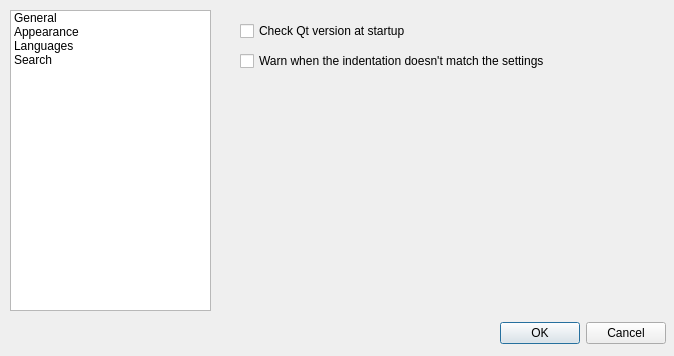
Above: src/ui/frmpreferences.ui from notepadqq/notepadqq before the change. Below: the same form after it.
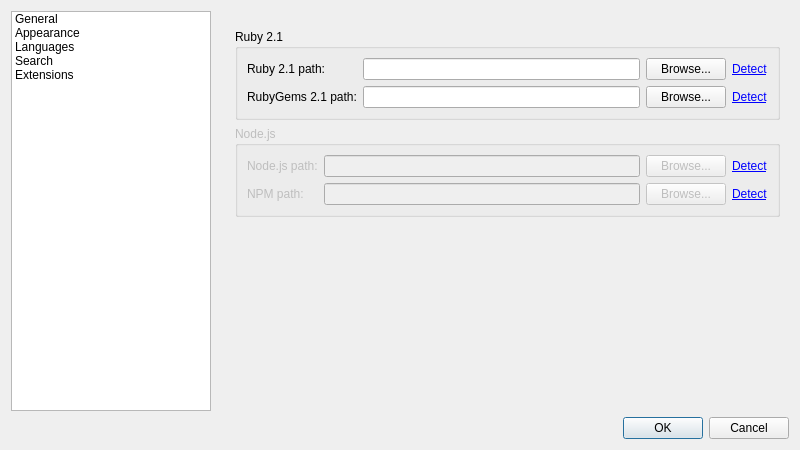
That is the form after the change. Icons and pictures are not drawn.

What changed in the file:
```diff
--- a/src/ui/frmpreferences.ui
+++ b/src/ui/frmpreferences.ui
@@ -6,8 +6,8 @@
    <rect>
     <x>0</x>
     <y>0</y>
-    <width>674</width>
-    <height>356</height>
+    <width>800</width>
+    <height>450</height>
    </rect>
   </property>
   <property name="windowTitle">
@@ -17,14 +17,28 @@
    <iconset resource="resources.qrc">
     <normaloff>:/icons/default/scalable/notepadqq.svg</normaloff>:/icons/default/scalable/notepadqq.svg</iconset>
   </property>
+  <layout class="QVBoxLayout" name="verticalLayout_4">
+   <item>
+    <layout class="QHBoxLayout" name="horizontalLayout_5">
+     <item>
   <widget class="QTreeWidget" name="treeWidget">
-   <property name="geometry">
-    <rect>
-     <x>10</x>
-     <y>10</y>
-     <width>201</width>
-     <height>301</height>
-    </rect>
+       <property name="sizePolicy">
+        <sizepolicy hsizetype="Fixed" vsizetype="Expanding">
+         <horstretch>0</horstretch>
+         <verstretch>0</verstretch>
+        </sizepolicy>
+       </property>
+       <property name="minimumSize">
+        <size>
+         <width>200</width>
+         <height>0</height>
+        </size>
+       </property>
+       <property name="maximumSize">
+        <size>
+         <width>200</width>
+         <height>16777215</height>
+        </size>
    </property>
    <property name="rootIsDecorated">
     <bool>false</bool>
@@ -57,85 +71,65 @@
      <string>Search</string>
     </property>
    </item>
-  </widget>
+       <item>
+        <property name="text">
+         <string>Extensions</string>
+        </property>
+       </item>
+      </widget>
+     </item>
+     <item>
   <widget class="QStackedWidget" name="stackedWidget">
-   <property name="geometry">
-    <rect>
-     <x>220</x>
-     <y>10</y>
-     <width>441</width>
-     <height>301</height>
-    </rect>
-   </property>
    <property name="currentIndex">
-    <number>0</number>
+        <number>4</number>
    </property>
    <widget class="QWidget" name="page">
+        <layout class="QVBoxLayout" name="verticalLayout_6">
+         <property name="topMargin">
+          <number>9</number>
+         </property>
+         <property name="rightMargin">
+          <number>0</number>
+         </property>
+         <property name="bottomMargin">
+          <number>0</number>
+         </property>
+         <item>
     <widget class="QCheckBox" name="chkCheckQtVersionAtStartup">
-     <property name="geometry">
-      <rect>
-       <x>20</x>
-       <y>10</y>
-       <width>391</width>
-       <height>22</height>
-      </rect>
-     </property>
      <property name="text">
       <string>Check Qt version at startup</string>
      </property>
     </widget>
+         </item>
+         <item>
     <widget class="QCheckBox" name="chkWarnForDifferentIndentation">
-     <property name="geometry">
-      <rect>
-       <x>20</x>
-       <y>40</y>
-       <width>411</width>
-       <height>22</height>
-      </rect>
-     </property>
      <property name="text">
       <string>Warn when the indentation doesn't match the settings</string>
      </property>
     </widget>
+         </item>
+         <item>
+          <spacer name="verticalSpacer_3">
+           <property name="orientation">
+            <enum>Qt::Vertical</enum>
+           </property>
+           <property name="sizeHint" stdset="0">
+            <size>
+             <width>20</width>
+             <height>40</height>
+            </size>
+           </property>
+          </spacer>
+         </item>
+        </layout>
    </widget>
    <widget class="QWidget" name="page_3">
-    <widget class="QLabel" name="label_3">
-     <property name="geometry">
-      <rect>
-       <x>10</x>
-       <y>70</y>
-       <width>261</width>
-       <height>17</height>
-      </rect>
-     </property>
-     <property name="text">
-      <string>Preview</string>
-     </property>
-    </widget>
-    <widget class="QFrame" name="colorSchemePreviewFrame">
-     <property name="geometry">
-      <rect>
-       <x>10</x>
-       <y>90</y>
-       <width>431</width>
-       <height>211</height>
-      </rect>
-     </property>
-     <property name="frameShape">
-      <enum>QFrame::StyledPanel</enum>
-     </property>
-     <property name="frameShadow">
-      <enum>QFrame::Plain</enum>
-     </property>
-     <layout class="QVBoxLayout" name="verticalLayout">
-      <property name="spacing">
-       <number>0</number>
-      </property>
+        <layout class="QVBoxLayout" name="verticalLayout_8" stretch="0,0,1">
       <property name="leftMargin">
-       <number>0</number>
+          <number>9</number>
       </property>
       <property name="topMargin">
-       <number>0</number>
+          <number>9</number>
       </property>
       <property name="rightMargin">
        <number>0</number>
@@ -143,17 +137,7 @@
       <property name="bottomMargin">
        <number>0</number>
       </property>
-     </layout>
-    </widget>
-    <widget class="QWidget" name="verticalLayoutWidget">
-     <property name="geometry">
-      <rect>
-       <x>10</x>
-       <y>10</y>
-       <width>431</width>
-       <height>51</height>
-      </rect>
-     </property>
+         <item>
      <layout class="QVBoxLayout" name="verticalLayout_2">
       <property name="spacing">
        <number>0</number>
@@ -186,45 +170,88 @@
         <property name="orientation">
          <enum>Qt::Vertical</enum>
         </property>
+             <property name="sizeType">
+              <enum>QSizePolicy::Fixed</enum>
+             </property>
         <property name="sizeHint" stdset="0">
          <size>
           <width>20</width>
-          <height>40</height>
+               <height>20</height>
          </size>
         </property>
        </spacer>
       </item>
      </layout>
-    </widget>
+         </item>
+         <item>
+          <widget class="QLabel" name="label_3">
+           <property name="text">
+            <string>Preview</string>
+           </property>
+          </widget>
+         </item>
+         <item>
+          <widget class="QFrame" name="colorSchemePreviewFrame">
+           <property name="frameShape">
+            <enum>QFrame::StyledPanel</enum>
+           </property>
+           <property name="frameShadow">
+            <enum>QFrame::Plain</enum>
+           </property>
+           <layout class="QVBoxLayout" name="verticalLayout">
+            <property name="spacing">
+             <number>0</number>
+            </property>
+            <property name="leftMargin">
+             <number>0</number>
+            </property>
+            <property name="topMargin">
+             <number>0</number>
+            </property>
+            <property name="rightMargin">
+             <number>0</number>
+            </property>
+            <property name="bottomMargin">
+             <number>0</number>
+            </property>
+           </layout>
+          </widget>
+         </item>
+        </layout>
    </widget>
    <widget class="QWidget" name="page_2">
-    <widget class="QCheckBox" name="chkLanguages_useDefaultSettings">
-     <property name="geometry">
-      <rect>
-       <x>10</x>
-       <y>270</y>
-       <width>281</width>
-       <height>22</height>
-      </rect>
-     </property>
-     <property name="text">
-      <string>Use default settings</string>
-     </property>
-     <property name="checked">
-      <bool>true</bool>
-     </property>
-    </widget>
+        <layout class="QVBoxLayout" name="verticalLayout_9">
+         <property name="leftMargin">
+          <number>9</number>
+         </property>
+         <property name="topMargin">
+          <number>9</number>
+         </property>
+         <property name="rightMargin">
+          <number>0</number>
+         </property>
+         <property name="bottomMargin">
+          <number>0</number>
+         </property>
+         <item>
+          <widget class="QComboBox" name="cmbLanguages"/>
+         </item>
+         <item>
     <widget class="QFrame" name="frameLanguages">
      <property name="enabled">
       <bool>false</bool>
      </property>
-     <property name="geometry">
-      <rect>
-       <x>10</x>
-       <y>50</y>
-       <width>391</width>
-       <height>80</height>
-      </rect>
+           <property name="sizePolicy">
+            <sizepolicy hsizetype="Preferred" vsizetype="Fixed">
+             <horstretch>0</horstretch>
+             <verstretch>0</verstretch>
+            </sizepolicy>
+           </property>
+           <property name="minimumSize">
+            <size>
+             <width>0</width>
+             <height>90</height>
+            </size>
      </property>
      <property name="frameShape">
       <enum>QFrame::NoFrame</enum>
@@ -275,46 +302,271 @@
       </property>
      </widget>
     </widget>
-    <widget class="QComboBox" name="cmbLanguages">
-     <property name="geometry">
-      <rect>
-       <x>10</x>
-       <y>10</y>
-       <width>431</width>
-       <height>27</height>
-      </rect>
-     </property>
-    </widget>
+         </item>
+         <item>
+          <widget class="QCheckBox" name="chkLanguages_useDefaultSettings">
+           <property name="text">
+            <string>Use default settings</string>
+           </property>
+           <property name="checked">
+            <bool>true</bool>
+           </property>
+          </widget>
+         </item>
+         <item>
+          <spacer name="verticalSpacer_5">
+           <property name="orientation">
+            <enum>Qt::Vertical</enum>
+           </property>
+           <property name="sizeHint" stdset="0">
+            <size>
+             <width>20</width>
+             <height>40</height>
+            </size>
+           </property>
+          </spacer>
+         </item>
+        </layout>
    </widget>
    <widget class="QWidget" name="page_4">
+        <layout class="QVBoxLayout" name="verticalLayout_5">
+         <property name="topMargin">
+          <number>9</number>
+         </property>
+         <property name="rightMargin">
+          <number>0</number>
+         </property>
+         <property name="bottomMargin">
+          <number>0</number>
+         </property>
+         <item>
     <widget class="QCheckBox" name="chkSearch_SearchAsIType">
-     <property name="geometry">
-      <rect>
-       <x>20</x>
-       <y>10</y>
-       <width>341</width>
-       <height>22</height>
-      </rect>
-     </property>
      <property name="text">
       <string>Search as I type</string>
      </property>
     </widget>
-   </widget>
-  </widget>
+         </item>
+         <item>
+          <spacer name="verticalSpacer_2">
+           <property name="orientation">
+            <enum>Qt::Vertical</enum>
+           </property>
+           <property name="sizeHint" stdset="0">
+            <size>
+             <width>20</width>
+             <height>40</height>
+            </size>
+           </property>
+          </spacer>
+         </item>
+        </layout>
+       </widget>
+       <widget class="QWidget" name="page_5">
+        <layout class="QVBoxLayout" name="verticalLayout_7">
+         <property name="leftMargin">
+          <number>9</number>
+         </property>
+         <property name="topMargin">
+          <number>9</number>
+         </property>
+         <property name="rightMargin">
+          <number>0</number>
+         </property>
+         <property name="bottomMargin">
+          <number>0</number>
+         </property>
+         <item>
+          <widget class="QScrollArea" name="scrollArea">
+           <property name="frameShape">
+            <enum>QFrame::NoFrame</enum>
+           </property>
+           <property name="widgetResizable">
+            <bool>true</bool>
+           </property>
+           <widget class="QWidget" name="scrollAreaWidgetContents">
+            <property name="geometry">
+             <rect>
+              <x>0</x>
+              <y>0</y>
+              <width>565</width>
+              <height>388</height>
+             </rect>
+            </property>
+            <layout class="QVBoxLayout" name="verticalLayout_3">
+             <item>
+              <widget class="QGroupBox" name="groupBox">
+               <property name="title">
+                <string>Ruby 2.1</string>
+               </property>
+               <layout class="QFormLayout" name="formLayout">
+                <property name="fieldGrowthPolicy">
+                 <enum>QFormLayout::AllNonFixedFieldsGrow</enum>
+                </property>
+                <item row="1" column="0">
+                 <widget class="QLabel" name="label_5">
+                  <property name="text">
+                   <string>Ruby 2.1 path:</string>
+                  </property>
+                 </widget>
+                </item>
+                <item row="1" column="1">
+                 <layout class="QHBoxLayout" name="horizontalLayout_2">
+                  <item>
+                   <widget class="QLineEdit" name="txtRuby2_1">
+                    <property name="sizePolicy">
+                     <sizepolicy hsizetype="Expanding" vsizetype="Fixed">
+                      <horstretch>0</horstretch>
+                      <verstretch>0</verstretch>
+                     </sizepolicy>
+                    </property>
+                   </widget>
+                  </item>
+                  <item>
+                   <widget class="QPushButton" name="btnRuby2_1Browse">
+                    <property name="text">
+                     <string>Browse...</string>
+                    </property>
+                   </widget>
+                  </item>
+                  <item>
+                   <widget class="QLabel" name="lnkRuby2_1Detect">
+                    <property name="text">
+                     <string>&lt;a href=&quot;#&quot;&gt;Detect&lt;/a&gt;</string>
+                    </property>
+                   </widget>
+                  </item>
+                 </layout>
+                </item>
+                <item row="2" column="0">
+                 <widget class="QLabel" name="label_6">
+                  <property name="text">
+                   <string>RubyGems 2.1 path:</string>
+                  </property>
+                 </widget>
+                </item>
+                <item row="2" column="1">
+                 <layout class="QHBoxLayout" name="horizontalLayout_4">
+                  <item>
+                   <widget class="QLineEdit" name="txtRubyGems2_1"/>
+                  </item>
+                  <item>
+                   <widget class="QPushButton" name="btnRubyGems2_1Browse">
+                    <property name="text">
+                     <string>Browse...</string>
+                    </property>
+                   </widget>
+                  </item>
+                  <item>
+                   <widget class="QLabel" name="lnkRubyGems2_1Detect">
+                    <property name="text">
+                     <string>&lt;a href=&quot;#&quot;&gt;Detect&lt;/a&gt;</string>
+                    </property>
+                   </widget>
+                  </item>
+                 </layout>
+                </item>
+               </layout>
+              </widget>
+             </item>
+             <item>
+              <widget class="QGroupBox" name="groupBox_2">
+               <property name="enabled">
+                <bool>false</bool>
+               </property>
+               <property name="title">
+                <string>Node.js</string>
+               </property>
+               <layout class="QFormLayout" name="formLayout_2">
+                <item row="0" column="0">
+                 <widget class="QLabel" name="label_4">
+                  <property name="text">
+                   <string>Node.js path:</string>
+                  </property>
+                 </widget>
+                </item>
+                <item row="0" column="1">
+                 <layout class="QHBoxLayout" name="horizontalLayout_3">
+                  <item>
+                   <widget class="QLineEdit" name="txtNodejs"/>
+                  </item>
+                  <item>
+                   <widget class="QPushButton" name="btnNodejsBrowse">
+                    <property name="text">
+                     <string>Browse...</string>
+                    </property>
+                   </widget>
+                  </item>
+                  <item>
+                   <widget class="QLabel" name="lnkNodejsDetect">
+                    <property name="text">
+                     <string>&lt;a href=&quot;#&quot;&gt;Detect&lt;/a&gt;</string>
+                    </property>
+                   </widget>
+                  </item>
+                 </layout>
+                </item>
+                <item row="1" column="0">
+                 <widget class="QLabel" name="label_7">
+                  <property name="text">
+                   <string>NPM path:</string>
+                  </property>
+                 </widget>
+                </item>
+                <item row="1" column="1">
+                 <layout class="QHBoxLayout" name="horizontalLayout_6">
+                  <item>
+                   <widget class="QLineEdit" name="txtNpm"/>
+                  </item>
+                  <item>
+                   <widget class="QPushButton" name="btnNpmBrowse">
+                    <property name="text">
+                     <string>Browse...</string>
+                    </property>
+                   </widget>
+                  </item>
+                  <item>
+                   <widget class="QLabel" name="lnkNpmDetect">
+                    <property name="text">
+                     <string>&lt;a href=&quot;#&quot;&gt;Detect&lt;/a&gt;</string>
+                    </property>
+                   </widget>
+                  </item>
+                 </layout>
+                </item>
+               </layout>
+              </widget>
+             </item>
+             <item>
+              <spacer name="verticalSpacer_4">
+               <property name="orientation">
+                <enum>Qt::Vertical</enum>
+               </property>
+               <property name="sizeHint" stdset="0">
+                <size>
+                 <width>20</width>
+                 <height>40</height>
+                </size>
+               </property>
+              </spacer>
+             </item>
+            </layout>
+           </widget>
+          </widget>
+         </item>
+        </layout>
+       </widget>
+      </widget>
+     </item>
+    </layout>
+   </item>
+   <item>
   <widget class="QDialogButtonBox" name="buttonBox">
-   <property name="geometry">
-    <rect>
-     <x>490</x>
-     <y>320</y>
-     <width>176</width>
-     <height>27</height>
-    </rect>
-   </property>
    <property name="standardButtons">
     <set>QDialogButtonBox::Cancel|QDialogButtonBox::Ok</set>
    </property>
   </widget>
+   </item>
+  </layout>
  </widget>
  <resources>
   <include location="resources.qrc"/>
```
Lines whose indentation alone changed are shown as unchanged.
